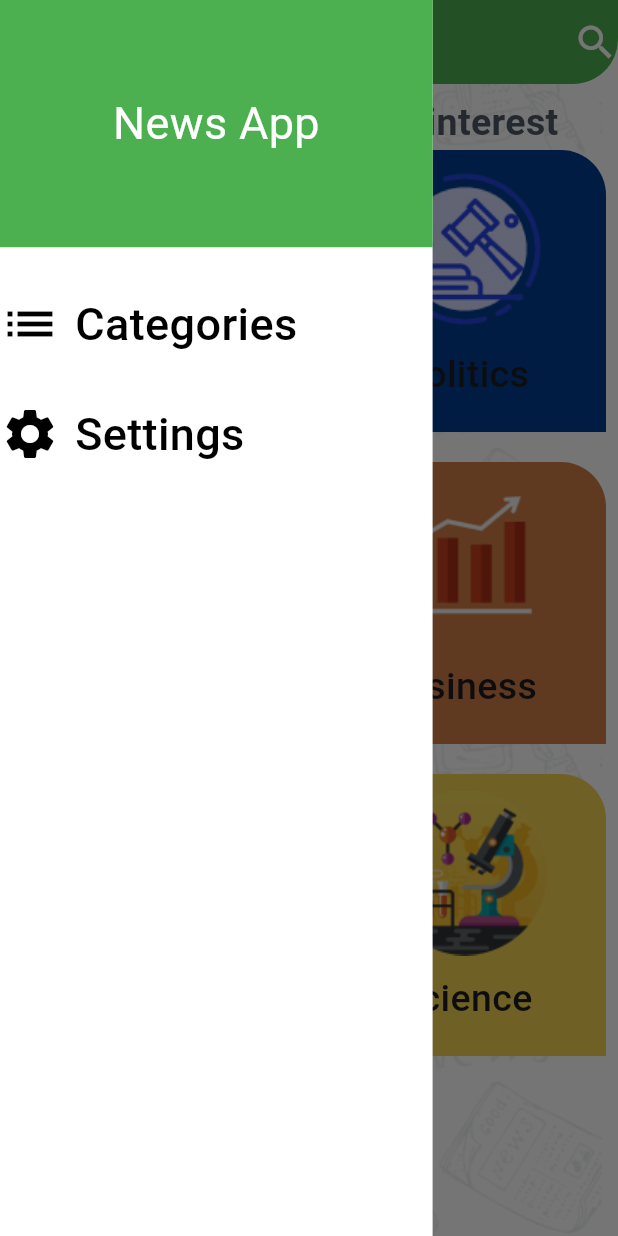
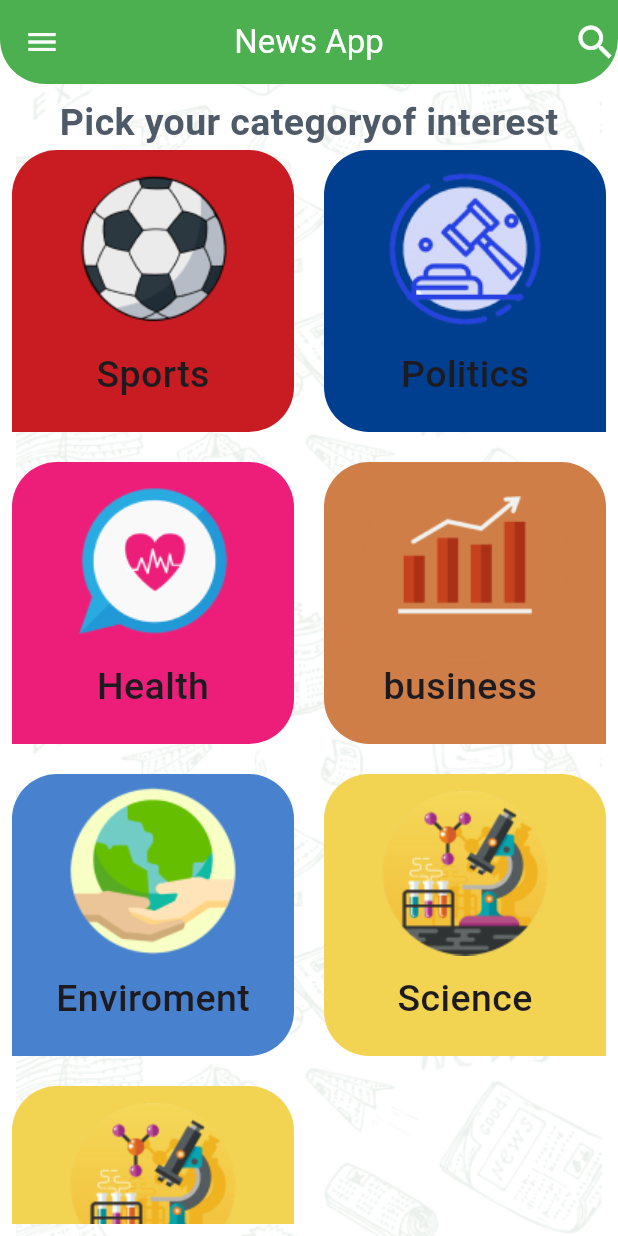
Before and after one commit to SalmaEltawel/news_project, a Flutter app: the screen it shows after launch, in the side drawer, after a tap on "Categories", on a phone screen of 412 x 824 dp. Run offline on Flutter 3.47's test engine with Material 3 defaults, Android fonts, the phone set to English and light mode, and no system bars; our stand-ins replace cached_network_image.

Commit message:
UI of setting

```diff
--- a/lib/layout/home_screen.dart
+++ b/lib/layout/home_screen.dart
@@ -1,11 +1,9 @@
 import 'package:flutter/material.dart';
 import 'package:news/models/category_model.dart';
 import 'package:news/screens/category_tabs.dart';
-import 'package:news/screens/content_drawer.dart';
 import 'package:news/screens/custom_drawer.dart';
 import 'package:news/screens/data_tab.dart';
 import 'package:news/screens/settings.dart';
-
 class HomeScreen extends StatefulWidget {
   static const String routeName = "homeScreen";
 
@@ -30,7 +28,7 @@ class _HomeScreenState extends State<HomeScreen> {
               DecorationImage(image: AssetImage("assets/images/pattern.png"))),
       child: Scaffold(
         drawerEnableOpenDragGesture: true,
-        drawer: CustomDrawer(onClick: onClickDrawer,),
+        drawer: CustomDrawer( onClickDrawer,),
         backgroundColor: Colors.transparent,
         appBar: selected
             ? AppBar(
--- a/lib/screens/custom_drawer.dart
+++ b/lib/screens/custom_drawer.dart
@@ -3,7 +3,7 @@ import 'package:flutter/material.dart';
 import 'content_drawer.dart';
 
 class CustomDrawer extends StatelessWidget {
-  CustomDrawer({super.key, required this.onClick});
+  CustomDrawer(this.onClick,{super.key });
 
   Function onClick;
   static const CATEGORY_Id = 1;
@@ -39,6 +39,7 @@ class CustomDrawer extends StatelessWidget {
           InkWell(
               onTap: () {
                 onClick(CATEGORY_Id);
+                Navigator.pop(context);
               },
               child: ContantDrawer(
                 text: 'Categories',
--- a/lib/screens/splash_screen.dart
+++ b/lib/screens/splash_screen.dart
@@ -30,8 +30,15 @@ class _SplashScreenState extends State<SplashScreen> {
 
   @override
   Widget build(BuildContext context) {
-    return Scaffold(
-      body: Center(child: Image.asset("assets/images/logo (2).png")),
+    return Container(
+      decoration: BoxDecoration(
+        color: Colors.white,
+          image:
+              DecorationImage(image: AssetImage("assets/images/pattern.png"))),
+      child: Scaffold(
+        backgroundColor: Colors.transparent,
+        body: Center(child: Image.asset("assets/images/logo (2).png")),
+      ),
     );
   }
 }
```
Also changed, not shown: lib/screens/settings.dart (+52 -3 lines).
